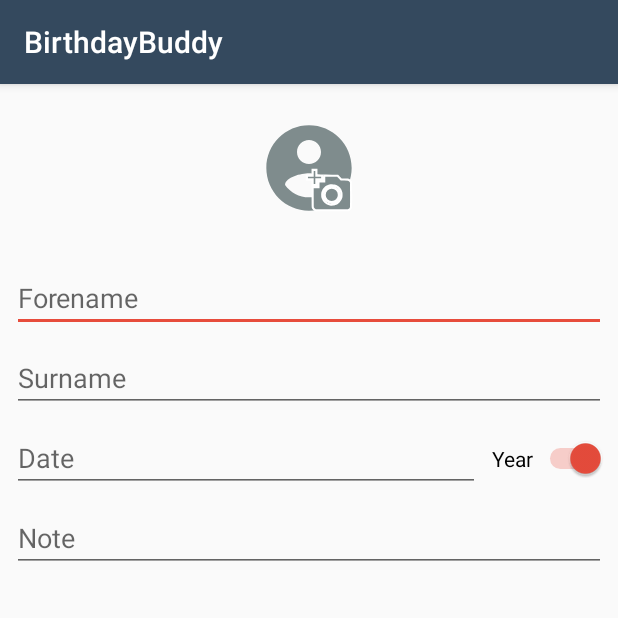
After one commit to procrastimax/BirthdayBuddy, an Android app: the fragment AddNewBirthdayFragment shown on its own in the app's theme, on a phone screen of 412 x 824 dp, the top half of it. The commit adds this screen. Run offline under Robolectric (Android 15) with nearby library versions, the phone set to English and light mode, and no system bars; 5 statements that could not run were skipped.

Commit message:
[ADD] fragments, add new birthday fragment

```diff
--- a/app/build.gradle
+++ b/app/build.gradle
@@ -27,10 +27,11 @@ android {
 
 dependencies {
     implementation fileTree(dir: 'libs', include: ['*.jar'])
-    implementation"org.jetbrains.kotlin:kotlin-stdlib-jdk7:$kotlin_version"
+    implementation "org.jetbrains.kotlin:kotlin-stdlib-jdk7:$kotlin_version"
     implementation 'com.android.support:appcompat-v7:28.0.0'
     implementation 'com.android.support.constraint:constraint-layout:1.1.3'
     implementation 'com.android.support:design:28.0.0'
+    implementation 'com.android.support:support-v4:28.0.0'
     testImplementation 'junit:junit:4.12'
     androidTestImplementation 'com.android.support.test:runner:1.0.2'
     androidTestImplementation 'com.android.support.test.espresso:espresso-core:3.0.2'
--- /dev/null
+++ b/app/src/main/java/com/procrastimax/birthdaybuddy/fragments/AddNewBirthdayFragment.kt
@@ -0,0 +1,154 @@
+package com.procrastimax.birthdaybuddy.fragments
+
+import android.app.DatePickerDialog
+import android.content.Context
+import android.os.Bundle
+import android.support.design.widget.Snackbar
+import android.support.v4.app.Fragment
+import android.text.InputType
+import android.view.LayoutInflater
+import android.view.View
+import android.view.ViewGroup
+import android.widget.EditText
+import android.widget.ImageView
+import android.widget.Switch
+import android.widget.Toast
+import com.procrastimax.birthdaybuddy.MainActivity
+import com.procrastimax.birthdaybuddy.R
+import com.procrastimax.birthdaybuddy.handler.EventHandler
+import com.procrastimax.birthdaybuddy.models.EventBirthday
+import com.procrastimax.birthdaybuddy.models.EventDay
+import java.time.Year
+import java.util.*
+
+/**
+ * TODO:
+ *  - move accept/close button in statusbar
+ */
+class AddNewBirthdayFragment : Fragment() {
+
+    val edit_forename: EditText by lazy {
+        view!!.findViewById<EditText>(R.id.edit_add_fragment_forename)
+    }
+
+    val edit_surname: EditText by lazy {
+        view!!.findViewById<EditText>(R.id.edit_add_fragment_surname)
+    }
+
+    val edit_date: EditText by lazy {
+        view!!.findViewById<EditText>(R.id.edit_add_fragment_date)
+    }
+
+    val edit_note: EditText by lazy {
+        view!!.findViewById<EditText>(R.id.edit_add_fragment_note)
+    }
+
+    val switch_isYearGiven: Switch by lazy {
+        view!!.findViewById<Switch>(R.id.sw_is_year_given)
+    }
+
+
+    override fun onCreate(savedInstanceState: Bundle?) {
+        super.onCreate(savedInstanceState)
+    }
+
+    override fun onCreateView(
+        inflater: LayoutInflater, container: ViewGroup?,
+        savedInstanceState: Bundle?
+    ): View? {
+        // Inflate the layout for this fragment
+        return inflater.inflate(R.layout.fragment_add_new_birthday, container, false)
+    }
+
+    override fun onViewCreated(view: View, savedInstanceState: Bundle?) {
+        super.onViewCreated(view, savedInstanceState)
+
+        val toolbar = activity!!.findViewById<android.support.v7.widget.Toolbar>(R.id.toolbar)
+
+        val closeBtn = toolbar.findViewById<ImageView>(R.id.btn_add_fragment_close)
+
+        closeBtn.setOnClickListener {
+            context
+            println("pressed")
+            closeButtonPressed()
+        }
+
+        val acceptBtn = toolbar.findViewById<ImageView>(R.id.btn_add_fragment_accept)
+        acceptBtn.setOnClickListener { acceptButtonPressed() }
+
+        // dont show softkeyboard on press
+        edit_date.inputType = InputType.TYPE_NULL
+        edit_date.setOnClickListener {
+            showDatePickerDialog()
+        }
+
+        edit_date.setOnFocusChangeListener { v, hasFocus ->
+            if (hasFocus) {
+                showDatePickerDialog()
+            }
+        }
+    }
+
+    private fun showDatePickerDialog() {
+        val c = Calendar.getInstance()
+        val year = c.get(Calendar.YEAR)
+        val month = c.get(Calendar.MONTH)
+        val day = c.get(Calendar.DAY_OF_MONTH)
+
+        val dpd =
+            DatePickerDialog(context!!, DatePickerDialog.OnDateSetListener { view, year_, monthOfYear, dayOfMonth ->
+                // Display Selected date in Toast
+                c.set(Calendar.YEAR, year_)
+                c.set(Calendar.MONTH, monthOfYear)
+                c.set(Calendar.DAY_OF_MONTH, dayOfMonth)
+                //TODO: dont add future birthdays
+                edit_date.setText(EventDay.parseDateToString(c.time))
+
+            }, year, month, day)
+        dpd.show()
+    }
+
+    override fun onDetach() {
+        super.onDetach()
+        (context as MainActivity).changeToolbarState(MainActivity.Companion.ToolbarState.Default)
+    }
+
+    override fun onAttach(context: Context?) {
+        super.onAttach(context)
+        (context as MainActivity).changeToolbarState(MainActivity.Companion.ToolbarState.AddBirthday)
+    }
+
+    fun closeButtonPressed() {
+        (context as MainActivity).onBackPressed()
+    }
+
+    fun acceptButtonPressed() {
+
+        val forename = edit_forename.text.toString()
+        val surname = edit_surname.text.toString()
+        val date = edit_date.text.toString()
+        val note = edit_note.text.toString()
+        val isYearGiven = switch_isYearGiven.isChecked
+
+        if (forename.isBlank() || surname.isBlank() || date.isBlank()) {
+            Toast.makeText(context, "Make sure to fill all empty fields!", Toast.LENGTH_LONG).show()
+        } else {
+            val birthday = EventBirthday(EventDay.parseStringToDate(date), forename, surname, isYearGiven)
+            if (note.isNotBlank()) {
+                birthday.note = note
+            }
+            EventHandler.addEvent(birthday, true)
+
+            //TODO: use resource string, add undo action
+            Snackbar.make(view!!, "$forename's Birthday added", Snackbar.LENGTH_LONG).show()
+            closeButtonPressed()
+        }
+    }
+
+    companion object {
+        @JvmStatic
+        fun newInstance(): AddNewBirthdayFragment {
+            return AddNewBirthdayFragment()
+        }
+    }
+}
--- a/app/src/main/java/com/procrastimax/birthdaybuddy/views/RecycleViewItemDivider.kt
+++ b/app/src/main/java/com/procrastimax/birthdaybuddy/views/RecycleViewItemDivider.kt
@@ -18,6 +18,7 @@ class RecycleViewItemDivider(private val context: Context) : RecyclerView.ItemDe
 
         val childCount = parent.childCount
         for (i in 0 until childCount) {
+
             val child = parent.getChildAt(i)
 
             val params = child.layoutParams as RecyclerView.LayoutParams
@@ -28,5 +29,6 @@ class RecycleViewItemDivider(private val context: Context) : RecyclerView.ItemDe
             mDivider.setBounds(left, top, right, bottom)
             mDivider.draw(c)
         }
+
     }
 }
--- /dev/null
+++ b/app/src/main/res/drawable/ic_person_add_img.xml
@@ -0,0 +1,43 @@
+<vector xmlns:android="http://schemas.android.com/apk/res/android"
+        android:height="24dp"
+        android:viewportHeight="18"
+        android:viewportWidth="18"
+        android:width="24dp">
+    <path
+            android:fillColor="@color/darkGrey"
+            android:pathData="M9,1C4.58,1 1,4.58 1,9s3.58,8 8,8 8,-3.58 8,-8 -3.58,-8 -8,-8zM9,3.75c1.24,0 2.25,1.01 2.25,2.25S10.24,8.25 9,8.25 6.75,7.24 6.75,6 7.76,3.75 9,3.75zM9,14.5c-1.86,0 -3.49,-0.92 -4.49,-2.33C4.62,10.72 7.53,10 9,10c1.47,0 4.38,0.72 4.49,2.17 -1,1.41 -2.63,2.33 -4.49,2.33z"/>
+
+    <path
+            android:fillAlpha="1"
+            android:fillColor="@color/darkGrey"
+            android:pathData="M10.2486,16.9117C10.0689,16.8848 9.8439,16.705 9.75,16.5132 9.7102,16.4318 9.7057,16.4037 9.6944,16.1642 9.6876,16.0209 9.6817,15.1636 9.6812,14.2591l-0.0009,-1.6445h0.5469,0.5469v-0.5469,-0.5469h0.5391,0.5391L11.8522,10.9715 11.8522,10.4222l0.2461,0.0102c0.1354,0.0056 0.7031,0.0105 1.2617,0.0108l1.0156,0.0006 0.327,0.3588 0.327,0.3588 0.5871,0.0001c0.328,0.0001 0.6309,0.0072 0.6864,0.0162 0.2209,0.0358 0.4247,0.196 0.5299,0.4163l0.0583,0.122 0.0044,2.2578c0.0028,1.4549 -0.0012,2.2939 -0.0113,2.3592 -0.0336,0.2172 -0.191,0.4219 -0.4064,0.5285l-0.1164,0.0576 -3.0164,0.0022c-1.659,0.0012 -3.0525,-0.0032 -3.0966,-0.0098zM13.7455,15.8122c0.3043,-0.0784 0.559,-0.2207 0.795,-0.4442 0.2487,-0.2354 0.4251,-0.5258 0.5102,-0.8398 0.0396,-0.1459 0.0423,-0.1769 0.0427,-0.484 0.0004,-0.2916 -0.0035,-0.3423 -0.0344,-0.4555 -0.1467,-0.5368 -0.5156,-0.9741 -1.0149,-1.2031 -0.1697,-0.0778 -0.4465,-0.1454 -0.633,-0.1544 -0.1881,-0.0226 -0.3844,0.0322 -0.5669,0.0474 -0.1291,0.0326 -0.3514,0.1186 -0.3514,0.136 -0.1223,0.0428 -0.2449,0.1503 -0.3523,0.2162 -0.279,0.222 -0.4981,0.5558 -0.6099,0.9291 -0.0363,0.1211 -0.0432,0.1769 -0.0496,0.4023 -0.0086,0.3044 0.009,0.455 0.0774,0.6592 0.2082,0.6219 0.7128,1.0653 1.3875,1.2191 0.1643,0.0374 0.6049,0.0218 0.7995,-0.0283z"
+            android:strokeColor="#ffffff"
+            android:strokeLineCap="square"
+            android:strokeLineJoin="miter"
+            android:strokeWidth="0.40000001"/>
+    <path
+            android:fillAlpha="1"
+            android:fillColor="@color/darkGrey"
+            android:pathData="M9.6803,11.6771V11.1302H9.1413,8.6022v-0.3438,-0.3438H9.1413,9.6803V9.8958,9.3489h0.3516,0.3516v0.5469,0.5469h0.5469,0.5469v0.3438,0.3438h-0.5469,-0.5469v0.5469,0.5469H10.0319,9.6803Z"
+            android:strokeColor="#ffffff"
+            android:strokeLineCap="square"
+            android:strokeLineJoin="miter"
+            android:strokeWidth="0.406"/>
+
+    <path
+            android:fillAlpha="1"
+            android:fillColor="#ffffff"
+            android:pathData="m13.589,15.5706c0.0626,-0.0441 0.0027,0.273 -0.2983,0.2002 -0.4554,-0.1101 -1.3296,-0.5153 -1.5201,-0.8158 -0.4945,-0.7805 0.2276,-2.1608 0.4461,-2.3787 0.1695,-0.169 1.6804,-0.3115 1.6392,-0.1978 -0.0501,0.1381 0.951,0.5293 1.0434,1.0231 0.1545,0.8256 0.1258,1.4376 -0.0953,1.5556 -0.0657,0.0351 -0.3352,0.2444 -0.6109,0.4537 -0.2955,0.2243 -0.2557,0.2826 -0.3226,0.292 -0.1332,0.0185 -0.4028,-0.047 -0.2816,-0.1323z"
+            android:strokeColor="#ffffff"
+            android:strokeLineCap="square"
+            android:strokeLineJoin="miter"
+            android:strokeWidth="0.00317187"/>
+    <path
+            android:fillAlpha="1"
+            android:fillColor="@color/darkGrey"
+            android:pathData="M11.9324,14.0501a1.3369,1.3424 0,1 0,2.6737 0a1.3369,1.3424 0,1 0,-2.6737 0z"
+            android:strokeColor="#ffffff"
+            android:strokeLineCap="square"
+            android:strokeLineJoin="miter"
+            android:strokeWidth="0.40599999"/>
+</vector>
--- a/app/src/main/res/layout/birthday_event_item_view.xml
+++ b/app/src/main/res/layout/birthday_event_item_view.xml
@@ -52,6 +52,7 @@
             android:id="@+id/tv_birthday_date_title"
             app:layout_constraintEnd_toStartOf="@+id/tv_days_until_title"
             android:layout_marginEnd="16dp"
+            android:textColor="@color/brightGrey"
             app:layout_constraintTop_toTopOf="@+id/tv_forename"/>
 
     <TextView
@@ -61,6 +62,7 @@
             android:id="@+id/tv_days_until_title"
             app:layout_constraintEnd_toStartOf="@+id/tv_years_since_title"
             android:layout_marginEnd="16dp"
+            android:textColor="@color/brightGrey"
             app:layout_constraintTop_toTopOf="@+id/tv_birthday_date_title"/>
 
     <TextView
@@ -70,6 +72,7 @@
             android:id="@+id/tv_years_since_title"
             app:layout_constraintTop_toTopOf="@+id/tv_days_until_title"
             app:layout_constraintEnd_toEndOf="parent"
+            android:textColor="@color/brightGrey"
             android:layout_marginEnd="16dp"/>
 
     <TextView
@@ -79,6 +82,7 @@
             android:id="@+id/tv_birthday_date_value"
             app:layout_constraintEnd_toEndOf="@+id/tv_birthday_date_title"
             app:layout_constraintStart_toStartOf="@+id/tv_birthday_date_title"
+            android:textColor="@color/darkGrey"
             app:layout_constraintBottom_toBottomOf="@+id/tv_surname"/>
 
     <TextView
@@ -88,6 +92,7 @@
             android:id="@+id/tv_days_until_value"
             app:layout_constraintEnd_toEndOf="@+id/tv_days_until_title"
             app:layout_constraintStart_toStartOf="@+id/tv_days_until_title"
+            android:textColor="@color/darkGrey"
             app:layout_constraintBottom_toBottomOf="@+id/tv_birthday_date_value"/>
 
     <TextView
@@ -97,5 +102,6 @@
             android:id="@+id/tv_years_since_value"
             app:layout_constraintStart_toStartOf="@+id/tv_years_since_title"
             app:layout_constraintEnd_toEndOf="@+id/tv_years_since_title"
+            android:textColor="@color/darkGrey"
             app:layout_constraintBottom_toBottomOf="@+id/tv_days_until_value"/>
 </android.support.constraint.ConstraintLayout>
--- /dev/null
+++ b/app/src/main/res/layout/fragment_add_new_birthday.xml
@@ -0,0 +1,86 @@
+<?xml version="1.0" encoding="utf-8"?>
+<android.support.constraint.ConstraintLayout xmlns:android="http://schemas.android.com/apk/res/android"
+                                             xmlns:app="http://schemas.android.com/apk/res-auto"
+                                             xmlns:tools="http://schemas.android.com/tools"
+                                             android:layout_width="match_parent"
+                                             android:layout_height="match_parent"
+                                             tools:context=".fragments.AddNewBirthdayFragment">
+
+
+    <ImageView
+            android:src="@drawable/ic_person_add_img"
+            android:layout_width="64dp"
+            android:layout_height="64dp"
+            android:id="@+id/btn_img_add"
+            app:layout_constraintStart_toStartOf="parent"
+            android:layout_marginTop="24dp"
+            app:layout_constraintEnd_toEndOf="parent"
+            app:layout_constraintTop_toTopOf="parent"/>
+
+    <EditText
+            android:layout_width="0dp"
+            android:layout_height="wrap_content"
+            android:inputType="textPersonName"
+            android:ems="10"
+            android:id="@+id/edit_add_fragment_forename"
+            android:layout_marginTop="32dp"
+            app:layout_constraintTop_toBottomOf="@+id/btn_img_add"
+            android:layout_marginEnd="8dp"
+            app:layout_constraintEnd_toEndOf="parent"
+            android:layout_marginStart="8dp"
+            app:layout_constraintStart_toStartOf="parent"
+            android:hint="Forename"/>
+
+    <EditText
+            android:layout_width="0dp"
+            android:layout_height="wrap_content"
+            android:inputType="textPersonName"
+            android:ems="10"
+            android:id="@+id/edit_add_fragment_surname"
+            android:layout_marginTop="8dp"
+            app:layout_constraintTop_toBottomOf="@+id/edit_add_fragment_forename"
+            app:layout_constraintEnd_toEndOf="@+id/edit_add_fragment_forename"
+            app:layout_constraintStart_toStartOf="parent"
+            android:layout_marginStart="8dp"
+            android:hint="Surname"/>
+
+    <EditText
+            android:layout_width="0dp"
+            android:layout_height="wrap_content"
+            android:ems="10"
+            android:focusable="false"
+            android:id="@+id/edit_add_fragment_date"
+            android:layout_marginTop="8dp"
+            app:layout_constraintTop_toBottomOf="@+id/edit_add_fragment_surname"
+            android:layout_marginEnd="8dp"
+            app:layout_constraintStart_toStartOf="@+id/edit_add_fragment_surname"
+            android:hint="Date"
+            app:layout_constraintEnd_toStartOf="@+id/sw_is_year_given"/>
+
+    <EditText
+            android:layout_width="0dp"
+            android:layout_height="wrap_content"
+            android:inputType="textPersonName"
+            android:ems="10"
+            android:id="@+id/edit_add_fragment_note"
+            android:layout_marginTop="8dp"
+            app:layout_constraintTop_toBottomOf="@+id/edit_add_fragment_date"
+            app:layout_constraintEnd_toEndOf="@+id/sw_is_year_given"
+            app:layout_constraintStart_toStartOf="@+id/edit_add_fragment_date"
+            android:hint="Note"/>
+
+    <Switch
+            android:text="Year"
+            android:layout_width="wrap_content"
+            android:layout_height="wrap_content"
+            android:id="@+id/sw_is_year_given"
+            app:layout_constraintEnd_toEndOf="@+id/edit_add_fragment_surname"
+            app:layout_constraintTop_toTopOf="@+id/edit_add_fragment_date"
+            app:layout_constraintBottom_toBottomOf="@+id/edit_add_fragment_date"
+            android:checked="true"
+            android:showText="false"
+            android:splitTrack="false"
+            />
+
+
+</android.support.constraint.ConstraintLayout>
--- a/app/src/main/res/menu/menu_main.xml
+++ b/app/src/main/res/menu/menu_main.xml
@@ -4,6 +4,7 @@
       tools:context="com.procrastimax.birthdaybuddy.MainActivity">
     <item android:id="@+id/action_settings"
           android:title="@string/action_settings"
+          android:actionLayout="@layout/toolbar_add_birthday"
           android:orderInCategory="100"
-          app:showAsAction="never"/>
+          app:showAsAction="collapseActionView"/>
 </menu>
--- a/app/src/main/res/values/strings.xml
+++ b/app/src/main/res/values/strings.xml
@@ -22,4 +22,7 @@
         <item>November</item>
         <item>December</item>
     </string-array>
+
+    <!-- TODO: Remove or change this placeholder text -->
+    <string name="hello_blank_fragment">Hello blank fragment</string>
 </resources>
--- a/build.gradle
+++ b/build.gradle
@@ -8,7 +8,7 @@ buildscript {
 
     }
     dependencies {
-        classpath 'com.android.tools.build:gradle:3.3.1'
+        classpath 'com.android.tools.build:gradle:3.3.2'
         classpath "org.jetbrains.kotlin:kotlin-gradle-plugin:$kotlin_version"
         // NOTE: Do not place your application dependencies here; they belong
         // in the individual module build.gradle files
```
Also changed, not shown: app/src/main/java/com/procrastimax/birthdaybuddy/MainActivity.kt (+40 -30 lines), app/src/main/java/com/procrastimax/birthdaybuddy/fragments/EventListFragment.kt (added, +60 -0 lines), app/src/main/res/drawable/ic_add_a_photo.xml (added, +10 -0 lines), app/src/main/res/drawable/ic_close.xml (added, +10 -0 lines), app/src/main/res/drawable/ic_done.xml (added, +10 -0 lines), app/src/main/res/layout/activity_main.xml (+0 -8 lines), app/src/main/res/layout/content_main.xml (+5 -7 lines), app/src/main/res/layout/fragment_event_list.xml (added, +30 -0 lines), app/src/main/res/layout/toolbar_add_birthday.xml (added, +48 -0 lines), app/src/main/res/layout/toolbar_default.xml (renamed from app/src/main/res/layout/event_month_view_divider.xml, +9 -9 lines), 1 other file.
